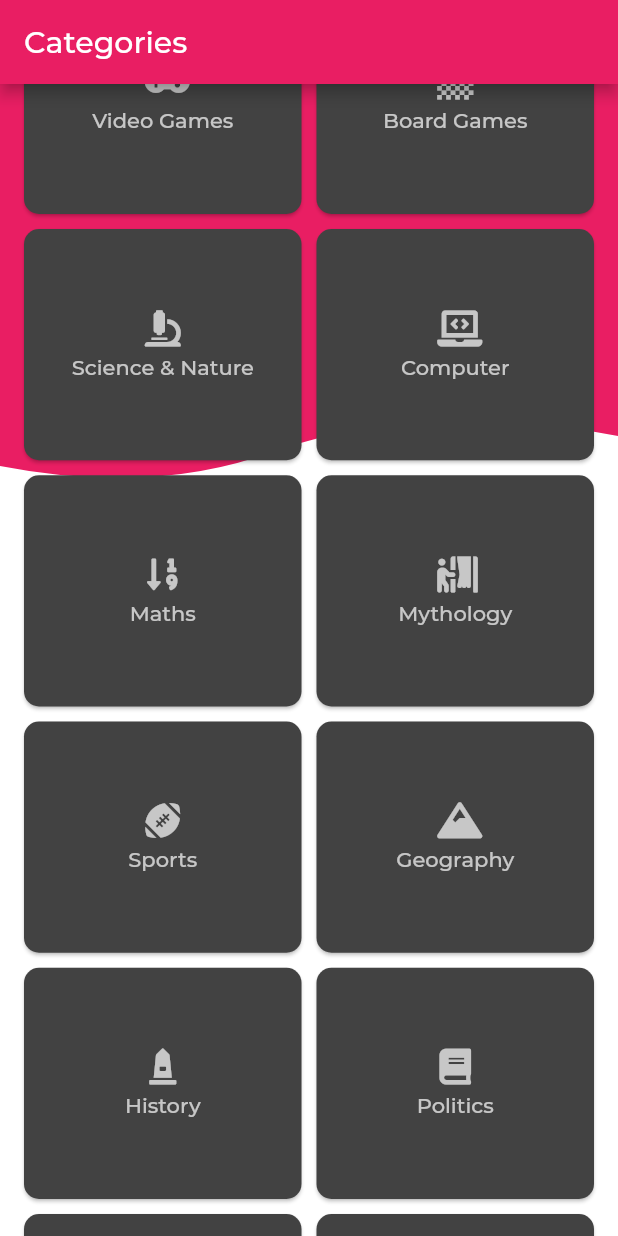
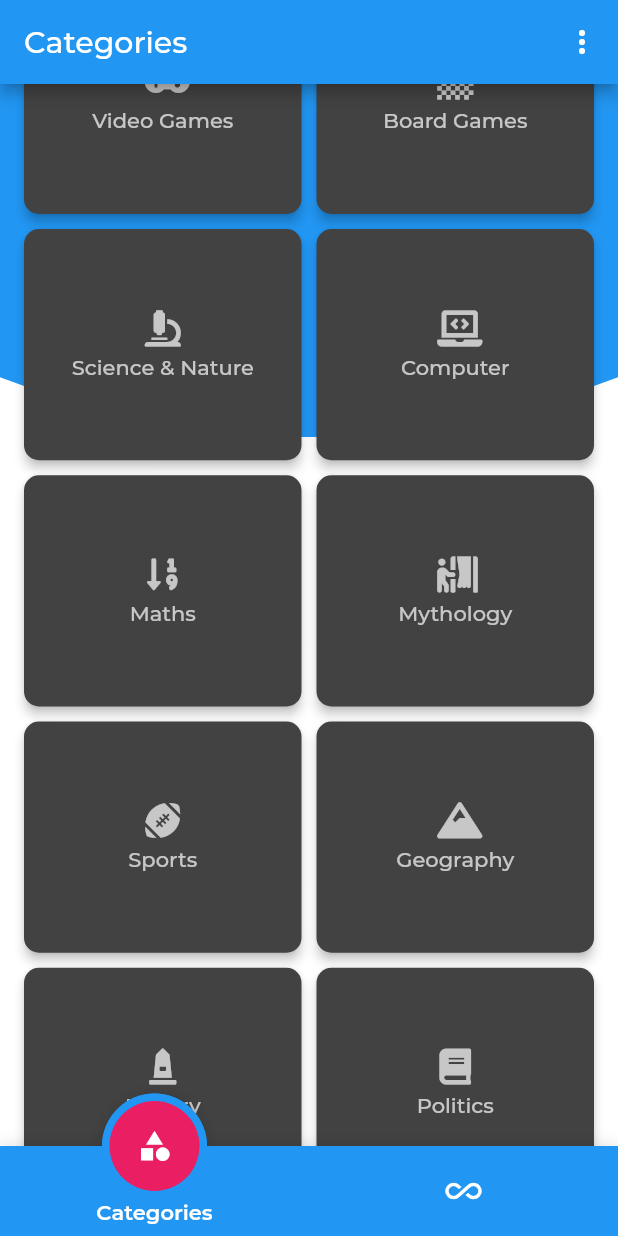
Before and after one commit to OmarDefaoui/quiz, a Flutter app: the screen it shows after launch, scrolled down 576 dp, on a phone screen of 412 x 824 dp. Run offline on Flutter 3.47's test engine with Material 2 defaults, Android fonts, the phone set to English and light mode, and no system bars; drawn by our look-alikes of auto_size_text, fancy_bottom_navigation; our stand-ins replace flutter_custom_clippers, font_awesome_flutter, html_unescape, share; missing offline and left inert: android_intent.

Commit message:
Add popup menu, design improvements,  improve app stability

```diff
--- /dev/null
+++ b/lib/Constants/Constants.dart
@@ -0,0 +1,6 @@
+final String appPlayStoreLink = 'https://play.google.com/store/apps/details?id=com.nordef.quiz';
+final String appPrivacyPolicyLink = 'https://docs.google.com/document/d/1I8Eny6InFfdvFT_DOGrOBdKE9-jmzZBTrbiJbl0Kz64';
+final String myPlayStoreLink = 'https://play.google.com/store/apps/dev?id=5265766386525301972';
+
+final String shareSubject = 'Quiz app suggestion';
+final String shareBody = 'Check out this awesome quiz app:\n$appPlayStoreLink';
--- a/lib/main.dart
+++ b/lib/main.dart
@@ -9,8 +9,8 @@ class MyApp extends StatelessWidget {
     return MaterialApp(
       title: 'Quiz',
       theme: ThemeData(
-        primarySwatch: Colors.pink,
-        accentColor: Colors.indigo,
+        primarySwatch: Colors.blue,
+        accentColor: Colors.pink,
         fontFamily: "Montserrat",
         buttonColor: Colors.pink,
         canvasColor: Colors.transparent,
--- /dev/null
+++ b/lib/models/PopUpMenuItems.dart
@@ -0,0 +1,16 @@
+import 'package:flutter/material.dart';
+
+class PopUpMenuItems {
+  const PopUpMenuItems({this.title, this.icon});
+
+  final String title;
+  final IconData icon;
+}
+
+const List<PopUpMenuItems> popUpMenuItems = const <PopUpMenuItems>[
+  const PopUpMenuItems(title: 'More apps', icon: Icons.more),
+  const PopUpMenuItems(title: 'Share', icon: Icons.share),
+  const PopUpMenuItems(title: 'Rate', icon: Icons.rate_review),
+  const PopUpMenuItems(
+      title: 'Privacy policy', icon: Icons.perm_device_information),
+];
--- /dev/null
+++ b/lib/ui/screens/CategoriesScreen.dart
@@ -0,0 +1,87 @@
+import 'package:auto_size_text/auto_size_text.dart';
+import 'package:flutter/material.dart';
+import 'package:flutter_custom_clippers/flutter_custom_clippers.dart';
+import 'package:quiz_app/models/CategoryModel.dart';
+import 'package:quiz_app/ui/widgets/QuizOptionsDialog.dart';
+
+class CategoriesScreen extends StatelessWidget {
+  @override
+  Widget build(BuildContext context) {
+    double _height = MediaQuery.of(context).size.height;
+
+    return Container(
+      color: Colors.white,
+      child: Stack(
+        children: <Widget>[
+          ClipPath(
+            clipper: OvalBottomBorderClipper(),
+            child: Container(
+              decoration: BoxDecoration(
+                color: Theme.of(context).primaryColor,
+              ),
+              height: _height / 3.5,
+            ),
+          ),
+          CustomScrollView(
+            physics: BouncingScrollPhysics(),
+            slivers: <Widget>[
+              SliverPadding(
+                padding: const EdgeInsets.all(16.0),
+                sliver: SliverGrid(
+                  gridDelegate: SliverGridDelegateWithFixedCrossAxisCount(
+                    crossAxisCount: 2,
+                    childAspectRatio: 1.2,
+                    crossAxisSpacing: 10.0,
+                    mainAxisSpacing: 10.0,
+                  ),
+                  delegate: SliverChildBuilderDelegate(
+                    _buildCategoryItem,
+                    childCount: categories.length,
+                  ),
+                ),
+              ),
+            ],
+          ),
+        ],
+      ),
+    );
+  }
+
+  Widget _buildCategoryItem(BuildContext context, int index) {
+    CategoryModel category = categories[index];
+    return MaterialButton(
+      elevation: 3,
+      highlightElevation: 1.0,
+      onPressed: () => _categoryPressed(context, category),
+      shape: RoundedRectangleBorder(
+        borderRadius: BorderRadius.circular(10.0),
+      ),
+      color: Colors.grey.shade800,
+      textColor: Colors.white70,
+      child: Column(
+        mainAxisAlignment: MainAxisAlignment.center,
+        children: <Widget>[
+          Icon(category.icon),
+          SizedBox(height: 5.0),
+          AutoSizeText(
+            category.name,
+            minFontSize: 10.0,
+            textAlign: TextAlign.center,
+            maxLines: 3,
+            wrapWords: false,
+          ),
+        ],
+      ),
+    );
+  }
+
+  _categoryPressed(BuildContext context, CategoryModel category) {
+    showModalBottomSheet(
+      context: context,
+      builder: (sheetContext) => BottomSheet(
+        builder: (_) => QuizOptionsDialog(category: category),
+        onClosing: () {},
+      ),
+    );
+  }
+}
--- a/lib/ui/screens/HomeScreen.dart
+++ b/lib/ui/screens/HomeScreen.dart
@@ -1,103 +1,82 @@
+import 'package:fancy_bottom_navigation/fancy_bottom_navigation.dart';
 import 'package:flutter/material.dart';
-import 'package:flutter_custom_clippers/flutter_custom_clippers.dart';
-import 'package:quiz_app/models/CategoryModel.dart';
-import 'package:auto_size_text/auto_size_text.dart';
-import 'package:quiz_app/ui/widgets/QuizOptionsDialog.dart';
+import 'package:quiz_app/ui/screens/CategoriesScreen.dart';
+import 'package:quiz_app/ui/screens/RandomQuizScreen.dart';
+import 'package:quiz_app/ui/widgets/CustomAppBar.dart';
 
-class HomeScreen extends StatelessWidget {
-  final List<Color> tileColors = [
-    Colors.green,
-    Colors.blue,
-    Colors.purple,
-    Colors.pink,
-    Colors.indigo,
-    Colors.lightBlue,
-    Colors.amber,
-    Colors.deepOrange,
-    Colors.red,
-    Colors.brown
+class HomeScreen extends StatefulWidget {
+  @override
+  _HomeScreenState createState() => _HomeScreenState();
+}
+
+class _HomeScreenState extends State<HomeScreen> {
+  PageController _pageController;
+  int _currentTab = 0;
+  static var _tabPages = <Widget>[
+    CategoriesScreen(),
+    RandomQuizScreen(),
+  ];
+  static var _tabs = <TabData>[
+    TabData(
+      iconData: Icons.category,
+      title: "Categories",
+    ),
+    TabData(
+      iconData: Icons.all_inclusive,
+      title: "Random",
+    ),
   ];
 
   @override
-  Widget build(BuildContext context) {
-    double _height = MediaQuery.of(context).size.height;
-
-    return Scaffold(
-        appBar: AppBar(
-          title: Text('Categories'),
-        ),
-        body: Container(
-          color: Colors.white,
-          child: Stack(
-            children: <Widget>[
-              ClipPath(
-                clipper: WaveClipperTwo(),
-                child: Container(
-                  decoration:
-                      BoxDecoration(color: Theme.of(context).primaryColor),
-                  height: _height / 3,
-                ),
-              ),
-              CustomScrollView(
-                physics: BouncingScrollPhysics(),
-                slivers: <Widget>[
-                  SliverPadding(
-                    padding: const EdgeInsets.all(16.0),
-                    sliver: SliverGrid(
-                      gridDelegate: SliverGridDelegateWithFixedCrossAxisCount(
-                        crossAxisCount: 2,
-                        childAspectRatio: 1.2,
-                        crossAxisSpacing: 10.0,
-                        mainAxisSpacing: 10.0,
-                      ),
-                      delegate: SliverChildBuilderDelegate(
-                        _buildCategoryItem,
-                        childCount: categories.length,
-                      ),
-                    ),
-                  ),
-                ],
-              ),
-            ],
-          ),
-        ));
+  void initState() {
+    super.initState();
+    _pageController = PageController();
   }
 
-  Widget _buildCategoryItem(BuildContext context, int index) {
-    CategoryModel category = categories[index];
-    return MaterialButton(
-      elevation: 1.0,
-      highlightElevation: 1.0,
-      onPressed: () => _categoryPressed(context, category),
-      shape: RoundedRectangleBorder(
-        borderRadius: BorderRadius.circular(10.0),
+  @override
+  void dispose() {
+    super.dispose();
+    _pageController.dispose();
+  }
+
+  @override
+  Widget build(BuildContext context) {
+    return Scaffold(
+      appBar: CustomAppBar(
+        title: _showActionBarTitle(),
       ),
-      color: Colors.grey.shade800,
-      textColor: Colors.white70,
-      child: Column(
-        mainAxisAlignment: MainAxisAlignment.center,
-        children: <Widget>[
-          Icon(category.icon),
-          SizedBox(height: 5.0),
-          AutoSizeText(
-            category.name,
-            minFontSize: 10.0,
-            textAlign: TextAlign.center,
-            maxLines: 3,
-            wrapWords: false,
-          ),
-        ],
+      body: PageView(
+        physics: new NeverScrollableScrollPhysics(),
+        onPageChanged: (index) {
+          setState(() {
+            _currentTab = index;
+          });
+        },
+        controller: _pageController,
+        children: _tabPages,
+      ),
+      bottomNavigationBar: FancyBottomNavigation(
+        initialSelection: _currentTab,
+        tabs: _tabs,
+        barBackgroundColor: Theme.of(context).primaryColor,
+        textColor: Colors.white,
+        circleColor: Theme.of(context).accentColor,
+        inactiveIconColor: Colors.white,
+        onTabChangedListener: (position) {
+          _pageController.animateToPage(
+            position,
+            duration: Duration(milliseconds: 300),
+            curve: Curves.easeIn,
+          );
+        },
       ),
     );
   }
 
-  _categoryPressed(BuildContext context, CategoryModel category) {
-    showModalBottomSheet(
-      context: context,
-      builder: (sheetContext) => BottomSheet(
-        builder: (_) => QuizOptionsDialog(category: category),
-        onClosing: () {},
-      ),
-    );
+  String _showActionBarTitle() {
+    if (_currentTab == 0)
+      return "Categories";
+    else
+      return "Random";
   }
 }
--- /dev/null
+++ b/lib/ui/widgets/CustomAppBar.dart
@@ -0,0 +1,90 @@
+import 'dart:io';
+
+import 'package:android_intent/android_intent.dart';
+import 'package:flutter/material.dart';
+import 'package:quiz_app/Constants/Constants.dart';
+import 'package:quiz_app/models/PopUpMenuItems.dart';
+import 'package:share/share.dart';
+
+class CustomAppBar extends StatelessWidget implements PreferredSizeWidget {
+  final String title;
+  CustomAppBar({Key key, this.title})
+      : preferredSize = Size.fromHeight(kToolbarHeight),
+        super(key: key);
+
+  @override
+  final Size preferredSize; // default is 56.0
+
+  @override
+  Widget build(BuildContext context) {
+    return AppBar(
+      title: Text(
+        title,
+      ),
+      centerTitle: false,
+      backgroundColor: Colors.blue,
+      actions: <Widget>[
+        PopupMenuButton<PopUpMenuItems>(
+          onSelected: (item) {
+            showAction(item.title);
+          },
+          itemBuilder: (BuildContext context) {
+            return popUpMenuItems.map((PopUpMenuItems item) {
+              return PopupMenuItem<PopUpMenuItems>(
+                value: item,
+                child: Row(
+                  children: <Widget>[
+                    Icon(
+                      item.icon,
+                      color: Colors.lightBlue,
+                    ),
+                    SizedBox(width: 10),
+                    Text(item.title),
+                  ],
+                ),
+              );
+            }).toList();
+          },
+        ),
+      ],
+    );
+  }
+
+  showAction(String title) async {
+    switch (title) {
+      case 'More apps':
+        if (Platform.isAndroid) {
+          AndroidIntent intent = AndroidIntent(
+            action: 'action_view',
+            data: myPlayStoreLink,
+          );
+          await intent.launch();
+        }
+        break;
+      case 'Share':
+        Share.share(
+          shareBody,
+          subject: shareSubject,
+        );
+        break;
+      case 'Rate':
+        if (Platform.isAndroid) {
+          AndroidIntent intent = AndroidIntent(
+            action: 'action_view',
+            data: appPlayStoreLink,
+          );
+          await intent.launch();
+        }
+        break;
+      case 'Privacy policy':
+        if (Platform.isAndroid) {
+          AndroidIntent intent = AndroidIntent(
+            action: 'action_view',
+            data: appPrivacyPolicyLink,
+          );
+          await intent.launch();
+        }
+        break;
+    }
+  }
+}
--- a/pubspec.yaml
+++ b/pubspec.yaml
@@ -19,6 +19,10 @@ environment:
 dependencies:
   flutter:
     sdk: flutter
+
+  android_intent: ^0.3.5
+  share: ^0.6.3+5
+  fancy_bottom_navigation: ^0.3.2
 
   font_awesome_flutter: ^8.5.0
   http: ^0.12.0+4
```
Also changed, not shown: lib/ui/screens/ErrorScreen.dart (+9 -6 lines), lib/ui/screens/QuizScreen.dart (+83 -27 lines), lib/ui/screens/RandomQuizScreen.dart (added, +9 -0 lines), lib/ui/widgets/AnimatedProgressbar.dart (added, +55 -0 lines), lib/ui/widgets/ClipShadowPath.dart (added, +47 -0 lines), lib/ui/widgets/QuizOptionsDialog.dart (+43 -101 lines), pubspec.lock.
